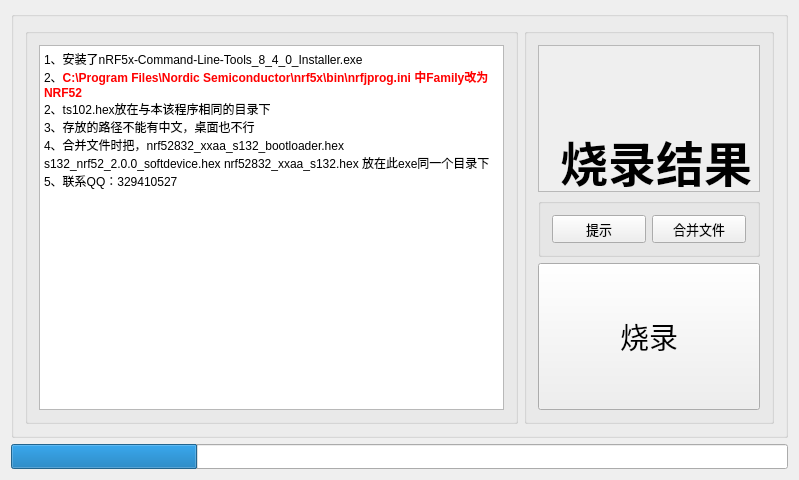
The window that NodicProgram/mainwindow.ui (weiqifa0/nodicprogramming) describes before a commit, drawn with Qt 5.
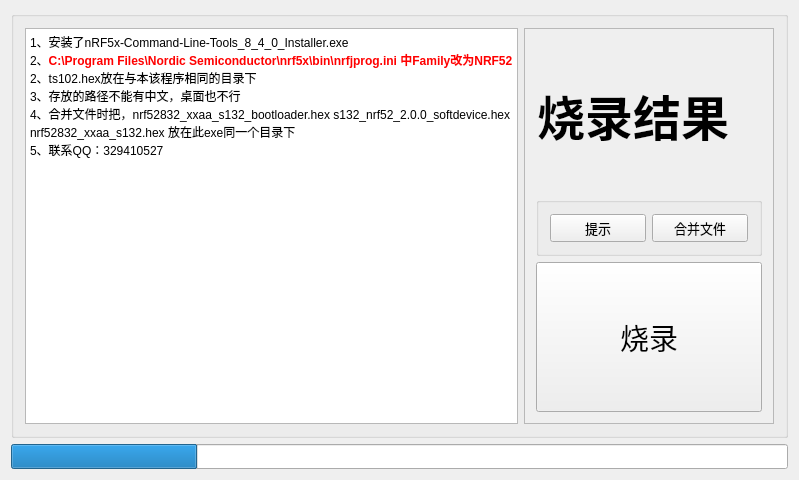
The same window after the commit.

Commit message: [问题描述]:修改布局 [评审人]:韦启发 	modified:   NodicProgram.exe 	modified:   NodicProgram/mainwindow.cpp 	modified:   NodicProgram/mainwindow.ui 	modified:   macAdress.txt

```diff
--- a/NodicProgram/mainwindow.ui
+++ b/NodicProgram/mainwindow.ui
@@ -26,29 +26,26 @@
    <layout class="QVBoxLayout" name="verticalLayout">
     <item>
      <widget class="QGroupBox" name="groupBox_4">
+      <property name="enabled">
+       <bool>true</bool>
+      </property>
       <property name="sizePolicy">
        <sizepolicy hsizetype="Expanding" vsizetype="Expanding">
         <horstretch>0</horstretch>
         <verstretch>0</verstretch>
        </sizepolicy>
       </property>
+      <property name="focusPolicy">
+       <enum>Qt::NoFocus</enum>
+      </property>
+      <property name="autoFillBackground">
+       <bool>false</bool>
+      </property>
       <property name="title">
        <string/>
       </property>
       <layout class="QHBoxLayout" name="horizontalLayout_2">
        <item>
-        <widget class="QGroupBox" name="groupBox_2">
-         <property name="sizePolicy">
-          <sizepolicy hsizetype="Expanding" vsizetype="Expanding">
-           <horstretch>0</horstretch>
-           <verstretch>0</verstretch>
-          </sizepolicy>
-         </property>
-         <property name="title">
-          <string/>
-         </property>
-         <layout class="QVBoxLayout" name="verticalLayout_3">
-          <item>
            <widget class="QTextBrowser" name="textBrowser">
             <property name="sizePolicy">
              <sizepolicy hsizetype="Expanding" vsizetype="Expanding">
@@ -70,11 +67,8 @@
             </property>
            </widget>
           </item>
-         </layout>
-        </widget>
-       </item>
        <item>
-        <widget class="QGroupBox" name="groupBox">
+        <widget class="QScrollArea" name="scrollArea">
          <property name="sizePolicy">
           <sizepolicy hsizetype="Expanding" vsizetype="Expanding">
            <horstretch>0</horstretch>
@@ -87,18 +81,6 @@
            <height>16777215</height>
           </size>
          </property>
-         <property name="title">
-          <string/>
-         </property>
-         <layout class="QVBoxLayout" name="verticalLayout_2">
-          <item>
-           <widget class="QScrollArea" name="scrollArea">
-            <property name="sizePolicy">
-             <sizepolicy hsizetype="Expanding" vsizetype="Expanding">
-              <horstretch>0</horstretch>
-              <verstretch>0</verstretch>
-             </sizepolicy>
-            </property>
             <property name="widgetResizable">
              <bool>true</bool>
             </property>
@@ -107,19 +89,13 @@
               <rect>
                <x>0</x>
                <y>0</y>
-               <width>228</width>
-               <height>164</height>
-              </rect>
-             </property>
+            <width>248</width>
+            <height>409</height>
+           </rect>
+          </property>
+          <layout class="QVBoxLayout" name="verticalLayout_3">
+           <item>
              <widget class="QLabel" name="label">
-              <property name="geometry">
-               <rect>
-                <x>20</x>
-                <y>50</y>
-                <width>320</width>
-                <height>131</height>
-               </rect>
-              </property>
               <property name="sizePolicy">
                <sizepolicy hsizetype="Expanding" vsizetype="Expanding">
                 <horstretch>0</horstretch>
@@ -144,8 +120,6 @@
                <number>1</number>
               </property>
              </widget>
-            </widget>
-           </widget>
           </item>
           <item>
            <widget class="QGroupBox" name="groupBox_3">
@@ -204,7 +178,7 @@
             </property>
             <property name="font">
              <font>
-              <family>微软雅黑</family>
+               <family>宋体</family>
               <pointsize>22</pointsize>
               <weight>50</weight>
               <bold>false</bold>
@@ -216,9 +190,7 @@
            </widget>
           </item>
          </layout>
-         <zorder>pushButton</zorder>
-         <zorder>scrollArea</zorder>
-         <zorder>groupBox_3</zorder>
+         </widget>
         </widget>
        </item>
       </layout>
```
Lines whose indentation alone changed are shown as unchanged. The commit also changes 3 other files.
